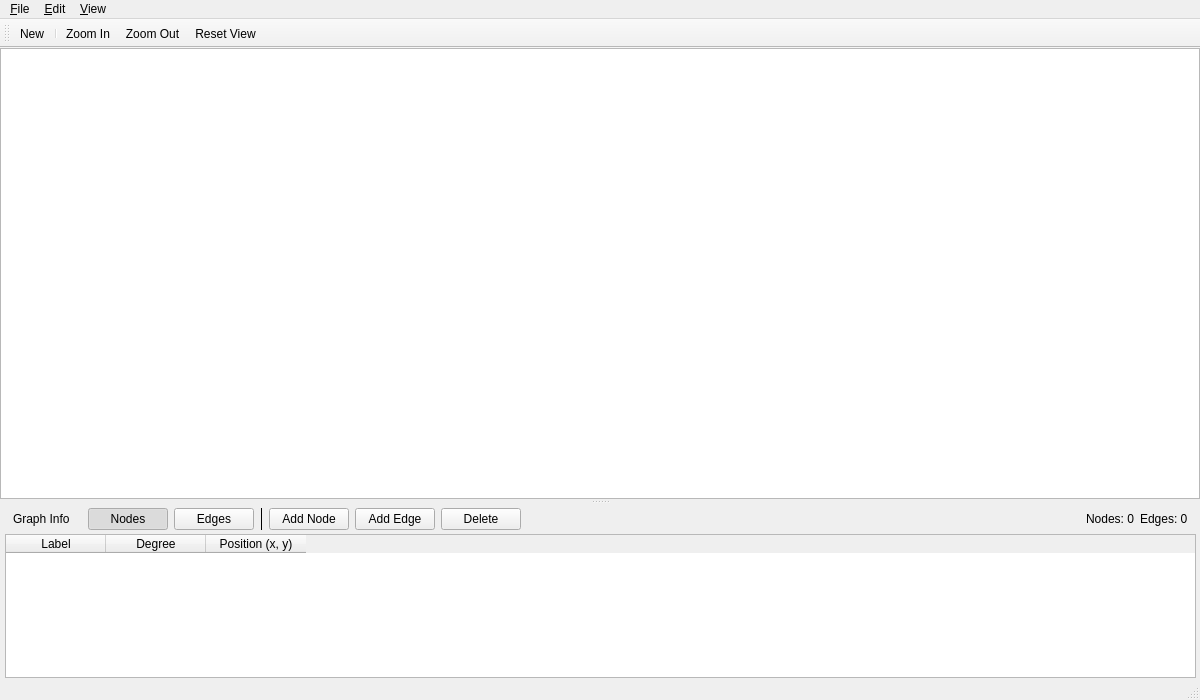
The window that src/netsim.ui (TylerLayton123/NetworkSimulator) describes before a commit, drawn with Qt 5.
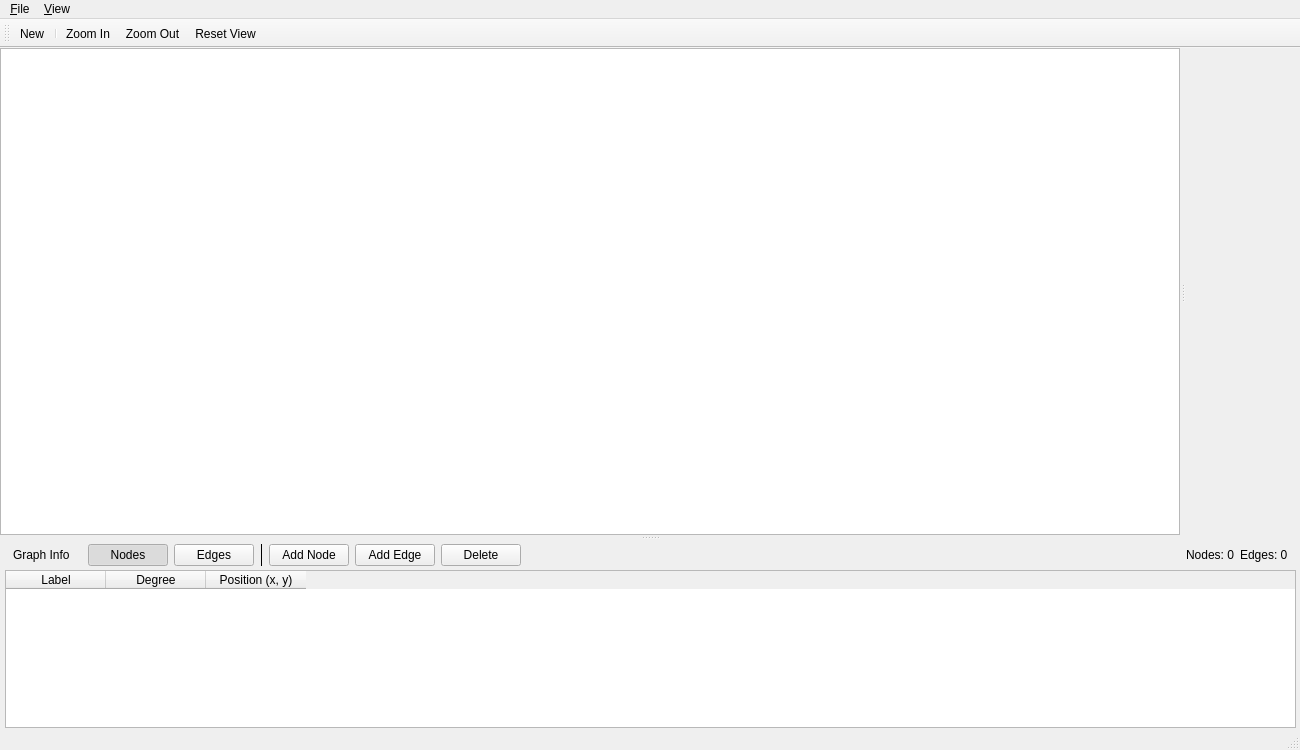
The same window after the commit.

Commit message: initial algorithm panel

The edit to the form file:
```diff
--- a/src/netsim.ui
+++ b/src/netsim.ui
@@ -3,12 +3,7 @@
  <class>NetSim</class>
  <widget class="QMainWindow" name="NetSim">
   <property name="geometry">
-   <rect>
-    <x>0</x>
-    <y>0</y>
-    <width>1200</width>
-    <height>700</height>
-   </rect>
+   <rect><x>0</x><y>0</y><width>1300</width><height>750</height></rect>
   </property>
   <property name="windowTitle">
    <string>Network Simulator</string>
@@ -37,20 +32,46 @@
        <bool>false</bool>
       </property>
 
-      <!-- ── TOP: graphics canvas ── -->
-      <widget class="QGraphicsView" name="graphicsView">
+      <!-- ── TOP HALF: canvas + algo panel side by side ── -->
+      <widget class="QSplitter" name="topSplitter">
+       <property name="orientation"><enum>Qt::Horizontal</enum></property>
+       <property name="handleWidth"><number>5</number></property>
+       <property name="childrenCollapsible"><bool>false</bool></property>
        <property name="sizePolicy">
         <sizepolicy hsizetype="Expanding" vsizetype="Expanding">
          <horstretch>0</horstretch>
          <verstretch>3</verstretch>
         </sizepolicy>
        </property>
-       <property name="minimumHeight">
-        <number>200</number>
-       </property>
+
+       <!-- Canvas -->
+       <widget class="QGraphicsView" name="graphicsView">
+        <property name="sizePolicy">
+         <sizepolicy hsizetype="Expanding" vsizetype="Expanding">
+          <horstretch>4</horstretch>
+          <verstretch>0</verstretch>
+         </sizepolicy>
+        </property>
+        <property name="minimumWidth"><number>300</number></property>
+        <property name="minimumHeight"><number>200</number></property>
+       </widget>
+
+       <!-- Algorithm panel container (AlgorithmPanel parented here in code) -->
+       <widget class="QWidget" name="algoPanelContainer">
+        <property name="sizePolicy">
+         <sizepolicy hsizetype="Preferred" vsizetype="Expanding">
+          <horstretch>1</horstretch>
+          <verstretch>0</verstretch>
+         </sizepolicy>
+        </property>
+        <property name="minimumWidth"><number>240</number></property>
+        <property name="maximumWidth"><number>500</number></property>
+       </widget>
+
       </widget>
+      <!-- end topSplitter -->
 
-      <!-- ── BOTTOM: graph info panel ── -->
+      <!-- ── BOTTOM: graph info panel (full width) ── -->
       <widget class="QWidget" name="graphInfoPanel">
        <property name="sizePolicy">
         <sizepolicy hsizetype="Expanding" vsizetype="Preferred">
@@ -120,20 +141,13 @@
             </widget>
            </item>
 
-           <!-- vertical separator -->
-          <item>
-          <widget class="QFrame" name="panelToolbarSep">
-            <property name="frameShape">
-            <enum>QFrame::VLine</enum>
-            </property>
-            <property name="frameShadow">
-            <enum>QFrame::Plain</enum>
-            </property>
-            <property name="maximumWidth">
-            <number>1</number>
-            </property>
-          </widget>
-          </item>
+           <item>
+            <widget class="QFrame" name="panelToolbarSep">
+             <property name="frameShape"><enum>QFrame::VLine</enum></property>
+             <property name="frameShadow"><enum>QFrame::Plain</enum></property>
+             <property name="maximumWidth"><number>1</number></property>
+            </widget>
+           </item>
 
            <!-- Add Node button -->
            <item>
@@ -249,7 +263,7 @@
   <!-- ═══════════════ Menu bar ═══════════════ -->
   <widget class="QMenuBar" name="menubar">
    <property name="geometry">
-    <rect><x>0</x><y>0</y><width>1200</width><height>22</height></rect>
+    <rect><x>0</x><y>0</y><width>1300</width><height>22</height></rect>
    </property>
    <widget class="QMenu" name="menuFile">
     <property name="title"><string>&amp;File</string></property>
@@ -257,12 +271,6 @@
     <addaction name="separator"/>
     <addaction name="actionExit"/>
    </widget>
-   <widget class="QMenu" name="menuEdit">
-    <property name="title"><string>&amp;Edit</string></property>
-    <addaction name="actionAdd_Node"/>
-    <addaction name="actionAdd_Edge"/>
-    <addaction name="actionDelete"/>
-   </widget>
    <widget class="QMenu" name="menuView">
     <property name="title"><string>&amp;View</string></property>
     <addaction name="actionZoom_In"/>
@@ -270,7 +278,6 @@
     <addaction name="actionReset_View"/>
    </widget>
    <addaction name="menuFile"/>
-   <addaction name="menuEdit"/>
    <addaction name="menuView"/>
   </widget>
 
```
Left out of the diff: 80 changed lines with no effect on the pictures. The commit also changes 7 other files.
